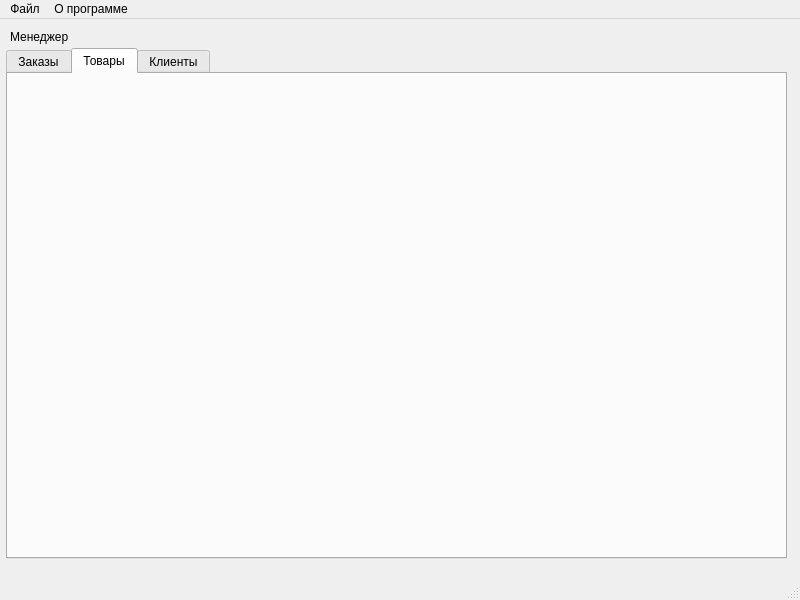
First picture: the form in mainwindowmanager.ui, repository MukizuL/Retail-Sale-App, before the edit.
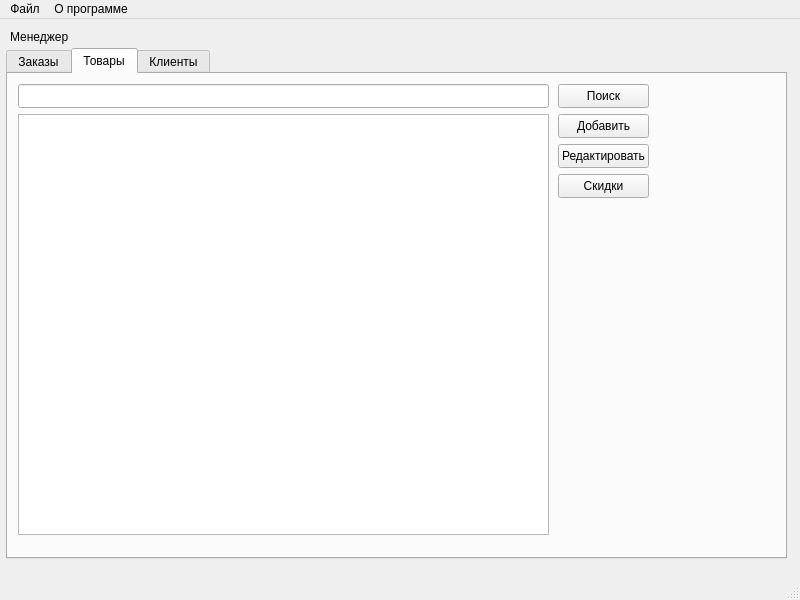
Second picture: the form after the edit. The open tabs and pages were chosen to show the change.

Commit message: Filled Manager Main Window

Patch:
```diff
--- a/mainwindowmanager.ui
+++ b/mainwindowmanager.ui
@@ -48,6 +48,78 @@
      <attribute name="title">
       <string>Товары</string>
      </attribute>
+     <widget class="QTableView" name="tableView_manager_goods">
+      <property name="geometry">
+       <rect>
+        <x>10</x>
+        <y>40</y>
+        <width>531</width>
+        <height>421</height>
+       </rect>
+      </property>
+     </widget>
+     <widget class="QLineEdit" name="searchLine_manager_goods">
+      <property name="geometry">
+       <rect>
+        <x>10</x>
+        <y>10</y>
+        <width>531</width>
+        <height>24</height>
+       </rect>
+      </property>
+     </widget>
+     <widget class="QPushButton" name="searchButton_manager_goods">
+      <property name="geometry">
+       <rect>
+        <x>550</x>
+        <y>10</y>
+        <width>91</width>
+        <height>24</height>
+       </rect>
+      </property>
+      <property name="text">
+       <string>Поиск</string>
+      </property>
+     </widget>
+     <widget class="QPushButton" name="addButton_manager_goods">
+      <property name="geometry">
+       <rect>
+        <x>550</x>
+        <y>40</y>
+        <width>91</width>
+        <height>24</height>
+       </rect>
+      </property>
+      <property name="text">
+       <string>Добавить</string>
+      </property>
+     </widget>
+     <widget class="QPushButton" name="editButton_manager_goods">
+      <property name="geometry">
+       <rect>
+        <x>550</x>
+        <y>70</y>
+        <width>91</width>
+        <height>24</height>
+       </rect>
+      </property>
+      <property name="text">
+       <string>Редактировать</string>
+      </property>
+     </widget>
+     <widget class="QPushButton" name="discountButton_manager_goods">
+      <property name="geometry">
+       <rect>
+        <x>550</x>
+        <y>100</y>
+        <width>91</width>
+        <height>24</height>
+       </rect>
+      </property>
+      <property name="text">
+       <string>Скидки</string>
+      </property>
+     </widget>
     </widget>
     <widget class="QWidget" name="tab_3">
      <attribute name="title">
```
Left out of the diff: 105 changed lines with no effect on the pictures.
